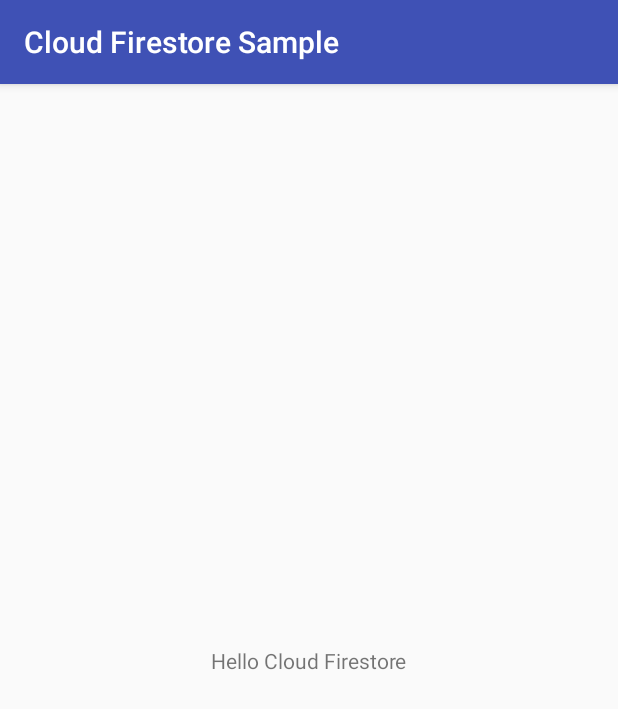
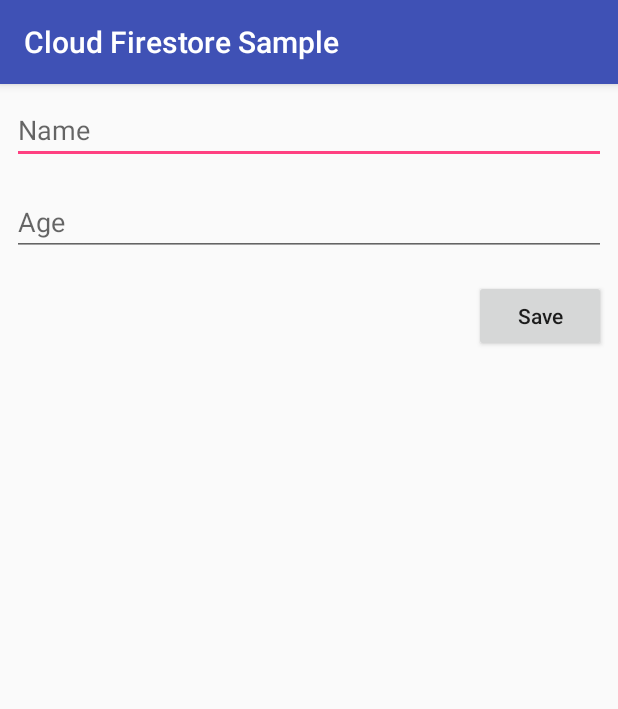
Before and after one commit to yekokohtet/CloudFirestoreSample, an Android app: the screen it shows after launch (MainActivity), on a phone screen of 412 x 824 dp. Shown: the top 709 px of the screen. Run offline under Robolectric (Android 15) with nearby library versions, the phone set to English and light mode, and no system bars.

Commit message:
insert input box

```diff
--- a/app/src/main/res/layout/activity_main.xml
+++ b/app/src/main/res/layout/activity_main.xml
@@ -1,18 +1,51 @@
 <?xml version="1.0" encoding="utf-8"?>
-<android.support.constraint.ConstraintLayout xmlns:android="http://schemas.android.com/apk/res/android"
+<RelativeLayout xmlns:android="http://schemas.android.com/apk/res/android"
     xmlns:app="http://schemas.android.com/apk/res-auto"
     xmlns:tools="http://schemas.android.com/tools"
     android:layout_width="match_parent"
     android:layout_height="match_parent"
     tools:context=".MainActivity">
 
-    <TextView
+    <EditText
+        android:id="@+id/etName"
+        android:layout_width="match_parent"
+        android:layout_height="wrap_content"
+        android:layout_margin="8dp"
+        android:hint="Name" />
+
+    <EditText
+        android:id="@+id/etAge"
+        android:layout_width="match_parent"
+        android:layout_height="wrap_content"
+        android:layout_below="@id/etName"
+        android:layout_margin="8dp"
+        android:hint="Age" />
+
+    <Button
+        android:id="@+id/btnSave"
         android:layout_width="wrap_content"
         android:layout_height="wrap_content"
-        android:text="Hello Cloud Firestore"
-        app:layout_constraintBottom_toBottomOf="parent"
-        app:layout_constraintLeft_toLeftOf="parent"
-        app:layout_constraintRight_toRightOf="parent"
-        app:layout_constraintTop_toTopOf="parent" />
+        android:layout_alignParentEnd="true"
+        android:layout_below="@id/etAge"
+        android:layout_margin="8dp"
+        android:text="Save"
+        android:textAllCaps="false" />
 
-</android.support.constraint.ConstraintLayout>
+    <TextView
+        android:id="@+id/tvName"
+        android:layout_width="wrap_content"
+        android:layout_height="wrap_content"
+        android:layout_below="@id/btnSave"
+        android:layout_margin="8dp"
+        tools:text="Mg Mg" />
+
+    <TextView
+        android:id="@+id/tvAge"
+        android:layout_width="match_parent"
+        android:layout_height="wrap_content"
+        android:layout_alignTop="@id/tvName"
+        android:layout_marginStart="16dp"
+        android:layout_toEndOf="@id/tvName"
+        tools:text="14" />
+
+</RelativeLayout>
```
